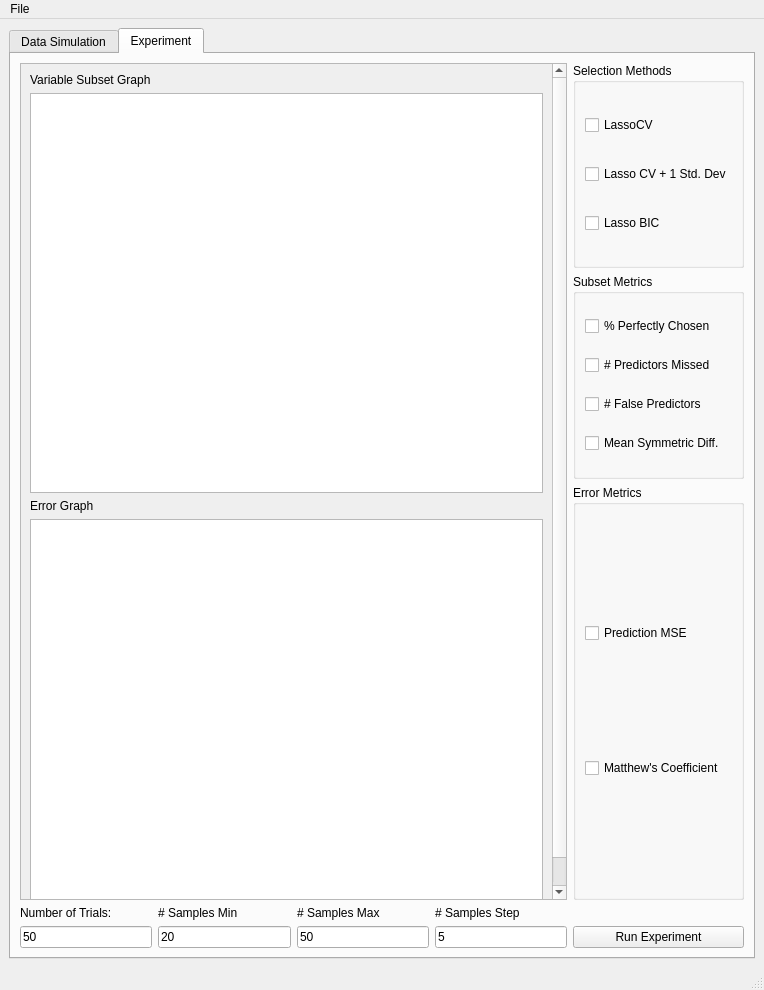
The window that simulationgui/gui.ui (kyranstar/NASAMetaStudy) describes before a commit, drawn with Qt 5.
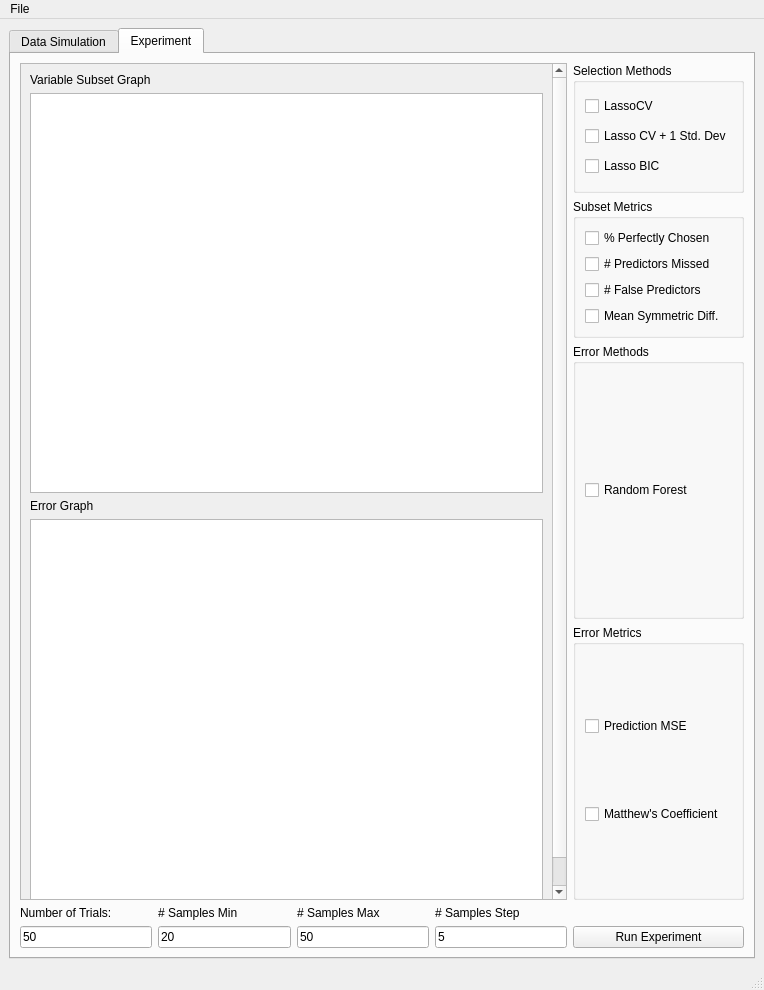
The same window after the commit. The open tabs and pages were chosen to show the change. Custom widgets are drawn as their Qt base class.

Commit message: Normalized data, fixed crashes, added error plot, reorganized gui

Diff of the .ui file:
```diff
--- a/simulationgui/gui.ui
+++ b/simulationgui/gui.ui
@@ -266,7 +266,7 @@
         </item>
         <item row="0" column="4">
          <layout class="QGridLayout" name="exp_controls">
-          <item row="1" column="0">
+          <item row="2" column="0">
            <layout class="QVBoxLayout" name="error_controls">
             <item>
              <widget class="QGroupBox" name="groupBox">
@@ -364,6 +364,22 @@
             </item>
            </layout>
           </item>
+          <item row="1" column="0">
+           <widget class="QGroupBox" name="error_methods_group">
+            <property name="title">
+             <string>Error Methods</string>
+            </property>
+            <layout class="QVBoxLayout" name="verticalLayout_4">
+             <item>
+              <widget class="QCheckBox" name="rand_forest_checkbox">
+               <property name="text">
+                <string>Random Forest</string>
+               </property>
+              </widget>
+             </item>
+            </layout>
+           </widget>
+          </item>
          </layout>
         </item>
         <item row="0" column="0" colspan="4">
```
Left out of the diff: 4 changed lines with no effect on the pictures. The commit also changes 7 other files.
